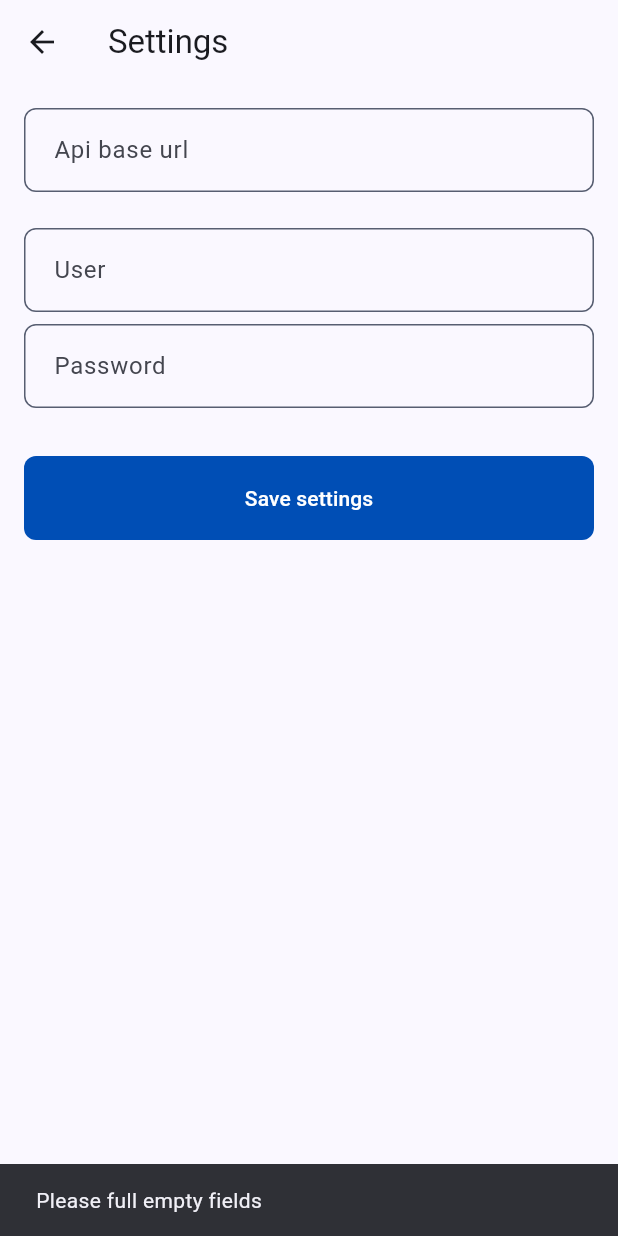
After one commit to swdev77/ShopmanagerApps, a Flutter app: the SettingsPage screen opened directly, after a tap on "Save settings", on a phone screen of 412 x 824 dp. The commit adds this screen. Run offline on Flutter 3.47's test engine with Material 3 defaults, Android fonts, the phone set to English and light mode, and no system bars; our stand-ins replace dartz, dio, equatable, firebase_auth, firebase_core, flutter_bloc and 6 more; missing offline and left inert: http_mock_adapter; accounts and stored records are empty; generated files the repository leaves out were written again.

Commit message:
settings...

```diff
--- a/shopmanager_mobile_app/lib/app.dart
+++ b/shopmanager_mobile_app/lib/app.dart
@@ -30,6 +30,8 @@ class App extends StatelessWidget {
         darkTheme: AppTheme.darkThemeData,
         home: BlocConsumer<AuthCubit, AuthState>(
           builder: (context, state) {
+            debugPrint("Auth state: $state");
+
             if (state is Unauthenticated) {
               return const AuthPage();
             }
--- /dev/null
+++ b/shopmanager_mobile_app/lib/core/helpers/helper.dart
@@ -0,0 +1,16 @@
+import 'package:flutter/material.dart';
+
+class Helper {
+  BuildContext context;
+  Helper(this.context);
+  void showSnackbar(
+    String message,
+  ) {
+    ScaffoldMessenger.of(context).showSnackBar(
+      SnackBar(
+        content: Text(message),
+        duration: const Duration(seconds: 2),
+      ),
+    );
+  }
+}
--- /dev/null
+++ b/shopmanager_mobile_app/lib/core/result.dart
@@ -0,0 +1,33 @@
+sealed class Result<T> {
+  const Result();
+
+  bool get succeed => switch (this) {
+        Success() => true,
+        Failure() => false,
+      };
+
+  bool get failed => !succeed;
+
+  T? get value => switch (this) {
+        Success(value: final v) => v,
+        Failure() => null,
+      };
+
+  void when({
+    required void Function(T value) success,
+    required void Function(String error) failure,
+  }) => switch (this) {
+      Success(value: final v) => success(v),
+      Failure(error: final e) => failure(e),
+    };
+}
+
+final class Success<T> extends Result<T> {
+  final T value;
+  const Success(this.value);
+}
+
+final class Failure<T> extends Result<T> {
+  final String error;
+  const Failure(this.error);
+}
--- a/shopmanager_mobile_app/lib/features/auth/presentation/pages/sign_in_page.dart
+++ b/shopmanager_mobile_app/lib/features/auth/presentation/pages/sign_in_page.dart
@@ -3,7 +3,7 @@ import 'package:flutter_bloc/flutter_bloc.dart';
 import 'package:shopmanager_mobile_app/features/auth/presentation/cubits/auth_cubit.dart';
 import 'package:shopmanager_mobile_app/features/auth/presentation/pages/shop_manager_logo.dart';
 import 'package:shopmanager_mobile_app/features/auth/presentation/widgets/custom_button.dart';
-import 'package:shopmanager_mobile_app/features/auth/presentation/widgets/custom_text_field.dart';
+import 'package:shopmanager_mobile_app/core/widgets/custom_text_field.dart';
 
 class SignInPage extends StatefulWidget {
   final void Function()? togglePages;
@@ -26,7 +26,7 @@ class _SignInPageState extends State<SignInPage> {
     );
   }
 
-  void signIn() {
+  Future<void> signIn() async {
     final String email = emailController.text;
     final String password = passwordController.text;
 
@@ -41,7 +41,12 @@ class _SignInPageState extends State<SignInPage> {
       return;
     }
 
-    authCubit.signIn(email, password);
+    try {
+      await authCubit.signIn(email, password);
+    } catch (e) {
+      debugPrint(e.toString());
+      _showSnackBar('Error on sign in: $e');
+    }
   }
 
   @override
--- a/shopmanager_mobile_app/lib/features/auth/presentation/pages/sign_up_page.dart
+++ b/shopmanager_mobile_app/lib/features/auth/presentation/pages/sign_up_page.dart
@@ -3,7 +3,7 @@ import 'package:flutter_bloc/flutter_bloc.dart';
 import 'package:shopmanager_mobile_app/features/auth/presentation/cubits/auth_cubit.dart';
 import 'package:shopmanager_mobile_app/features/auth/presentation/pages/shop_manager_logo.dart';
 import 'package:shopmanager_mobile_app/features/auth/presentation/widgets/custom_button.dart';
-import 'package:shopmanager_mobile_app/features/auth/presentation/widgets/custom_text_field.dart';
+import 'package:shopmanager_mobile_app/core/widgets/custom_text_field.dart';
 
 class SignUpPage extends StatefulWidget {
   final void Function()? togglePages;
--- a/shopmanager_mobile_app/lib/features/home/pages/home_view.dart
+++ b/shopmanager_mobile_app/lib/features/home/pages/home_view.dart
@@ -2,6 +2,7 @@ import 'package:flutter/material.dart';
 import 'package:flutter_bloc/flutter_bloc.dart';
 import 'package:shopmanager_mobile_app/features/auth/presentation/cubits/auth_cubit.dart';
 import 'package:shopmanager_mobile_app/features/auth/presentation/cubits/auth_state.dart';
+import 'package:shopmanager_mobile_app/features/settings/presentation/pages/settings_page.dart';
 
 class HomeView extends StatelessWidget {
   const HomeView({super.key});
@@ -39,10 +40,10 @@ class HomeView extends StatelessWidget {
                       state.user.email,
                       style: textTheme.titleLarge,
                     ),
-                    Text(
-                      state.user.uid,
-                      style: textTheme.headlineSmall,
-                    ),
+                    // Text(
+                    //   state.user.uid,
+                    //   style: textTheme.headlineSmall,
+                    // ),
                     const SizedBox(height: 32),
                     OutlinedButton(
                       style: OutlinedButton.styleFrom(
@@ -50,7 +51,10 @@ class HomeView extends StatelessWidget {
                           borderRadius: BorderRadius.circular(8),
                         ),
                       ),
-                      onPressed: () {},
+                      onPressed: () {
+                        // navigate to page settings
+                        Navigator.push(context, SettingsPage.route());
+                      },
                       child: const Row(
                         children: [
                           Icon(Icons.settings),
--- /dev/null
+++ b/shopmanager_mobile_app/lib/features/settings/core/setting_constants.dart
@@ -0,0 +1,5 @@
+class SettingConstants {
+  static const String apiBaseUrl = 'SM_API_BASE_URL';
+  static const String user = 'SM_USER';
+  static const String password = 'SM_PWD';
+}
--- /dev/null
+++ b/shopmanager_mobile_app/lib/features/settings/data/repository/settings_repository_impl.dart
@@ -0,0 +1,34 @@
+import 'package:shared_preferences/shared_preferences.dart';
+import 'package:shopmanager_mobile_app/features/settings/core/setting_constants.dart';
+import 'package:shopmanager_mobile_app/features/settings/domain/entities/settings.dart';
+import 'package:shopmanager_mobile_app/features/settings/domain/repository/settings_repository.dart';
+
+class SettingsRepositoryImpl implements SettingsRepository {
+  @override
+  Future<Settings> loadSettings() async {
+    final preferences = await SharedPreferences.getInstance();
+    final settings = Settings.empty();
+    try {
+      final apiBaseUrl = preferences.getString(SettingConstants.apiBaseUrl);
+      final user = preferences.getString(SettingConstants.user);
+      final password = preferences.getString(SettingConstants.password);
+
+      return Settings(
+        baseApiUrl: apiBaseUrl ?? '',
+        user: user ?? '',
+        password: password ?? '',
+      );
+    } catch (e) {
+      return settings;
+    }
+  }
+
+  @override
+  Future<void> saveSettings(Settings settings) async {
+    final preferences = await SharedPreferences.getInstance();
+
+    preferences.setString(SettingConstants.apiBaseUrl, settings.baseApiUrl);
+    preferences.setString(SettingConstants.user, settings.user);
+    preferences.setString(SettingConstants.password, settings.password);
+  }
+}
--- /dev/null
+++ b/shopmanager_mobile_app/lib/features/settings/domain/entities/settings.dart
@@ -0,0 +1,30 @@
+class Settings {
+  final String baseApiUrl;
+  final String user;
+  final String password;
+
+  Settings({
+    required this.baseApiUrl,
+    required this.user,
+    required this.password,
+  });
+
+  factory Settings.empty() => Settings(baseApiUrl: '', user: '', password: '');
+
+  Settings copyWith({
+    String? baseApiUrl,
+    String? user,
+    String? password,
+  }) {
+    return Settings(
+      baseApiUrl: baseApiUrl ?? this.baseApiUrl,
+      user: user ?? this.user,
+      password: password ?? this.password,
+    );
+  }
+
+  @override
+  String toString() {
+    return 'Settings(baseApiUrl: $baseApiUrl, user: $user, password: $password)';
+  }
+}
--- /dev/null
+++ b/shopmanager_mobile_app/lib/features/settings/domain/repository/settings_repository.dart
@@ -0,0 +1,6 @@
+import 'package:shopmanager_mobile_app/features/settings/domain/entities/settings.dart';
+
+abstract class SettingsRepository {
+  Future<void> saveSettings(Settings settings);
+  Future<Settings> loadSettings();
+}
--- a/shopmanager_mobile_app/lib/features/settings/presentation/pages/setting_page.dart
+++ /dev/null
@@ -1,19 +0,0 @@
-import 'package:flutter/material.dart';
-
-class SettingPage extends StatefulWidget {
-  const SettingPage({super.key});
-
-  @override
-  State<SettingPage> createState() => _SettingPageState();
-}
-
-class _SettingPageState extends State<SettingPage> {
-  @override
-  Widget build(BuildContext context) {
-    return Scaffold(
-      appBar: AppBar(
-        title: const Text('Settings'),
-      ),
-    );
-  }
-}
--- /dev/null
+++ b/shopmanager_mobile_app/lib/features/settings/presentation/pages/settings_page.dart
@@ -0,0 +1,130 @@
+import 'package:flutter/material.dart';
+import 'package:shopmanager_mobile_app/core/helpers/helper.dart';
+import 'package:shopmanager_mobile_app/core/widgets/custom_text_field.dart';
+import 'package:shopmanager_mobile_app/features/settings/presentation/pages/settings_view_model.dart';
+
+class SettingsPage extends StatefulWidget {
+  const SettingsPage({super.key});
+
+  static Route<void> route() {
+    return MaterialPageRoute(builder: (_) => const SettingsPage());
+  }
+
+  static Page<void> page() => const MaterialPage<void>(
+        child: SettingsPage(),
+      );
+
+  @override
+  State<SettingsPage> createState() => _SettingsPageState();
+}
+
+class _SettingsPageState extends State<SettingsPage> {
+  final apiBaseUrlController = TextEditingController();
+  final userController = TextEditingController();
+  final passwordController = TextEditingController();
+
+  late Helper helper; // Mark as late
+
+  @override
+  void initState() {
+    super.initState();
+    helper = Helper(context); // Initialize here
+
+    SettingsViewModel().load().then((settingsResult) {
+      setState(() {
+        settingsResult.when(
+          success: (value) {
+            apiBaseUrlController.text = value.apiBaseUrl ?? '';
+            userController.text = value.user ?? '';
+            passwordController.text = value.password ?? '';
+          },
+          failure: (error) {
+            helper.showSnackbar("Error loading settings: $error");
+          },
+        );
+      });
+    });
+  }
+
+  Future<void> _saveDatas() async {
+    final String apiBaseUrl = apiBaseUrlController.text;
+    final String user = userController.text;
+    final String password = passwordController.text;
+
+    final settingsViewModel = SettingsViewModel(
+      apiBaseUrl: apiBaseUrl,
+      user: user,
+      password: password,
+    );
+
+    if (settingsViewModel.isNotValid) {
+      helper.showSnackbar(settingsViewModel.message);
+      return;
+    }
+
+    final result = await settingsViewModel.save();
+    result.when(
+      success: (_) {
+        helper.showSnackbar(settingsViewModel.message);
+      },
+      failure: (error) {
+        helper.showSnackbar(settingsViewModel.message);
+      },
+    );
+  }
+
+  @override
+  void dispose() {
+    apiBaseUrlController.dispose();
+    userController.dispose();
+    passwordController.dispose();
+
+    super.dispose();
+  }
+
+  @override
+  Widget build(BuildContext context) {
+    return Scaffold(
+      appBar: AppBar(
+        title: const Text('Settings'),
+      ),
+      body: SingleChildScrollView(
+        child: Padding(
+          padding: const EdgeInsets.all(16.0),
+          child: Column(
+            crossAxisAlignment: CrossAxisAlignment.start,
+            children: [
+              CustomTextField(
+                controller: apiBaseUrlController,
+                hintText: 'Api base url',
+                keyboardType: TextInputType.url,
+              ),
+              const SizedBox(height: 24),
+              CustomTextField(
+                hintText: 'User',
+                controller: userController,
+              ),
+              const SizedBox(height: 8),
+              CustomTextField(
+                hintText: 'Password',
+                controller: passwordController,
+                obscureText: true,
+                keyboardType: TextInputType.visiblePassword,
+              ),
+              const SizedBox(height: 32),
+              FilledButton(
+                onPressed: _saveDatas,
+                child: const Text('Save settings'),
+              ),
+              // const SizedBox(height: 32),
+              // FilledButton(
+              //   onPressed: () {},
+              //   child: const Text("Test api setting"),
+              // ),
+            ],
+          ),
+        ),
+      ),
+    );
+  }
+}
--- /dev/null
+++ b/shopmanager_mobile_app/lib/features/settings/presentation/pages/settings_view_model.dart
@@ -0,0 +1,86 @@
+import 'package:shopmanager_mobile_app/core/result.dart';
+import 'package:shopmanager_mobile_app/features/settings/data/repository/settings_repository_impl.dart';
+import 'package:shopmanager_mobile_app/features/settings/domain/entities/settings.dart';
+
+class SettingsViewModel {
+  final repository = SettingsRepositoryImpl();
+
+  String _message = '';
+
+  String? apiBaseUrl;
+  String? user;
+  String? password;
+
+  SettingsViewModel({
+    this.apiBaseUrl,
+    this.user,
+    this.password,
+  });
+
+  SettingsViewModel copyWith({
+    String? apiBaseUrl,
+    String? user,
+    String? password,
+  }) {
+    return SettingsViewModel(
+      apiBaseUrl: apiBaseUrl ?? this.apiBaseUrl,
+      user: user ?? this.user,
+      password: password ?? this.password,
+    );
+  }
+
+  bool get isValid {
+    return apiBaseUrl != null &&
+        apiBaseUrl!.isNotEmpty &&
+        user != null &&
+        user!.isNotEmpty &&
+        password != null &&
+        password!.isNotEmpty;
+  }
+
+  bool get isNotValid => !isValid;
+
+  String get message {
+    if (isNotValid)
+    {
+      return 'Please full empty fields';
+    }
+    return _message;
+  }
+
+  Settings toSettings() {
+    return Settings(
+      baseApiUrl: apiBaseUrl ?? '',
+      user: user ?? '',
+      password: password ?? '',
+    );
+  }
+
+  factory SettingsViewModel.fromSettings(Settings settings) {
+    return SettingsViewModel(
+      apiBaseUrl: settings.baseApiUrl,
+      user: settings.user,
+      password: settings.password,
+    );
+  }
+
+  Future<Result<void>> save() async {
+    try {
+      final settings = toSettings();
+      await repository.saveSettings(settings);
+
+      _message = 'Settings saved successfully';
+
+      return const Success(null);
+    } catch (e) {
+      _message = "Error saving settings: $e";
+      return Failure(e.toString());
+    }
+  }
+
+  Future<Result<SettingsViewModel>> load() async {
+    final settings = await repository.loadSettings();
+    _message = 'Settings loaded successfully';
+    return Success(SettingsViewModel.fromSettings(settings));
+  }
+}
```
Also changed, not shown: shopmanager_mobile_app/lib/core/widgets/custom_text_field.dart (renamed from shopmanager_mobile_app/lib/features/auth/presentation/widgets/custom_text_field.dart).
